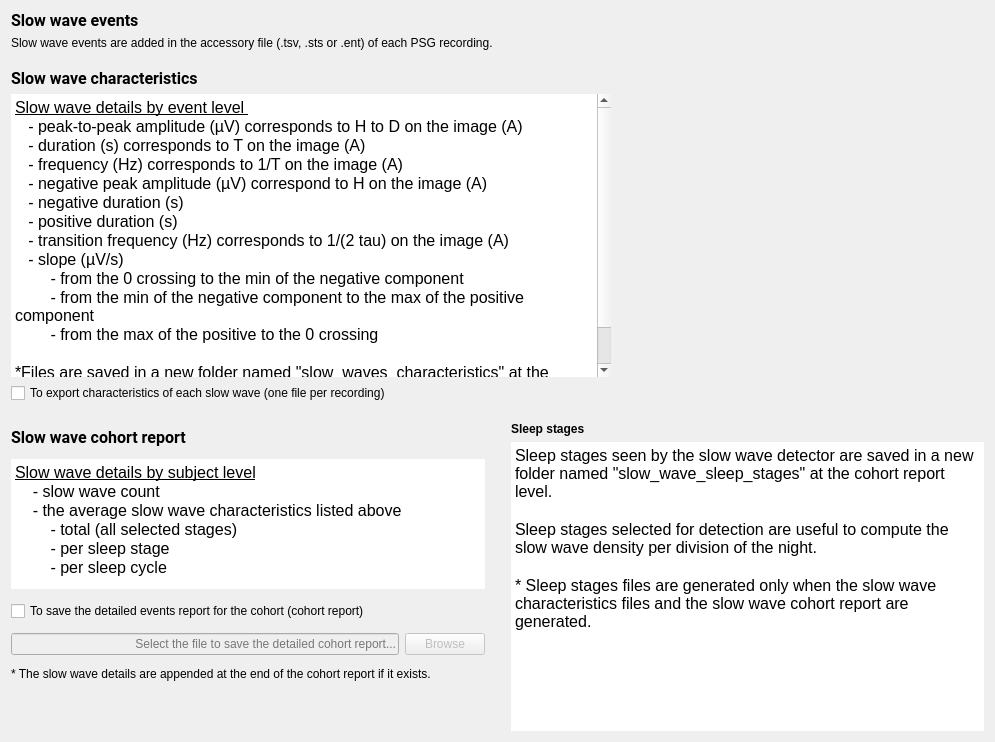
This is tools/CEAMSTools/SlowWaveDetection/SSWDSaveFiles/Ui_SSWDSaveFiles.ui in SnoozToolbox/snooz-package-ceams as Qt 5 draws it before an edit. The edited form follows.
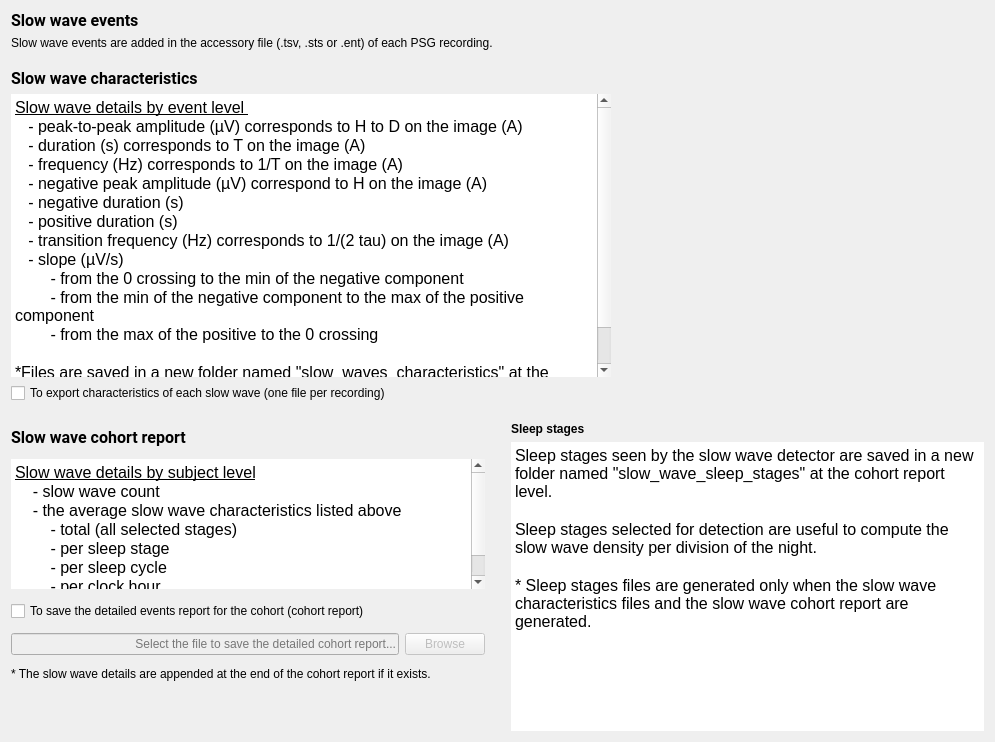
This is the edited form.

Patch:
```diff
--- a/tools/CEAMSTools/SlowWaveDetection/SSWDSaveFiles/Ui_SSWDSaveFiles.ui
+++ b/tools/CEAMSTools/SlowWaveDetection/SSWDSaveFiles/Ui_SSWDSaveFiles.ui
@@ -254,7 +254,9 @@
 &lt;p style=&quot; margin-top:0px; margin-bottom:0px; margin-left:0px; margin-right:0px; -qt-block-indent:0; text-indent:0px;&quot;&gt;    - the average slow wave characteristics listed above&lt;/p&gt;
 &lt;p style=&quot; margin-top:0px; margin-bottom:0px; margin-left:0px; margin-right:0px; -qt-block-indent:0; text-indent:0px;&quot;&gt;        - total (all selected stages)&lt;/p&gt;
 &lt;p style=&quot; margin-top:0px; margin-bottom:0px; margin-left:0px; margin-right:0px; -qt-block-indent:0; text-indent:0px;&quot;&gt;        - per sleep stage&lt;/p&gt;
-&lt;p style=&quot; margin-top:0px; margin-bottom:0px; margin-left:0px; margin-right:0px; -qt-block-indent:0; text-indent:0px;&quot;&gt;        - per sleep cycle&lt;/p&gt;&lt;/body&gt;&lt;/html&gt;</string>
+&lt;p style=&quot; margin-top:0px; margin-bottom:0px; margin-left:0px; margin-right:0px; -qt-block-indent:0; text-indent:0px;&quot;&gt;        - per sleep cycle&lt;/p&gt;
+&lt;p style=&quot; margin-top:0px; margin-bottom:0px; margin-left:0px; margin-right:0px; -qt-block-indent:0; text-indent:0px;&quot;&gt;        - per clock hour&lt;/p&gt;
+&lt;p style=&quot; margin-top:0px; margin-bottom:0px; margin-left:0px; margin-right:0px; -qt-block-indent:0; text-indent:0px;&quot;&gt;        - per hour spent in each stage&lt;/p&gt;&lt;/body&gt;&lt;/html&gt;</string>
          </property>
         </widget>
        </item>
```
